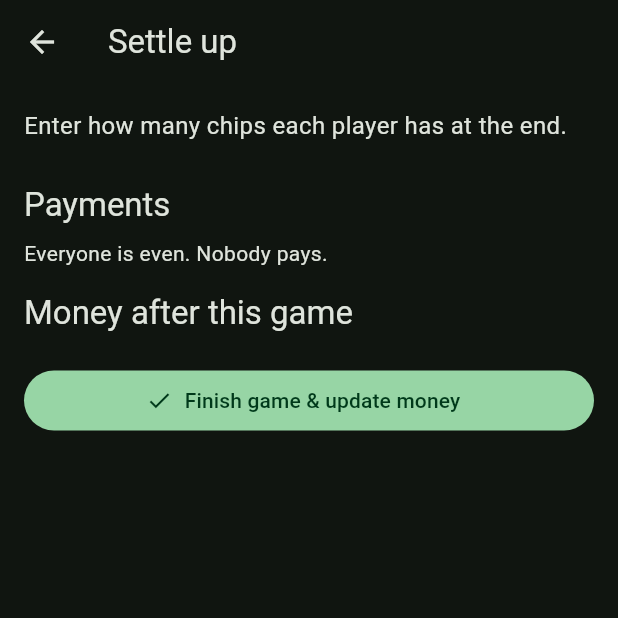
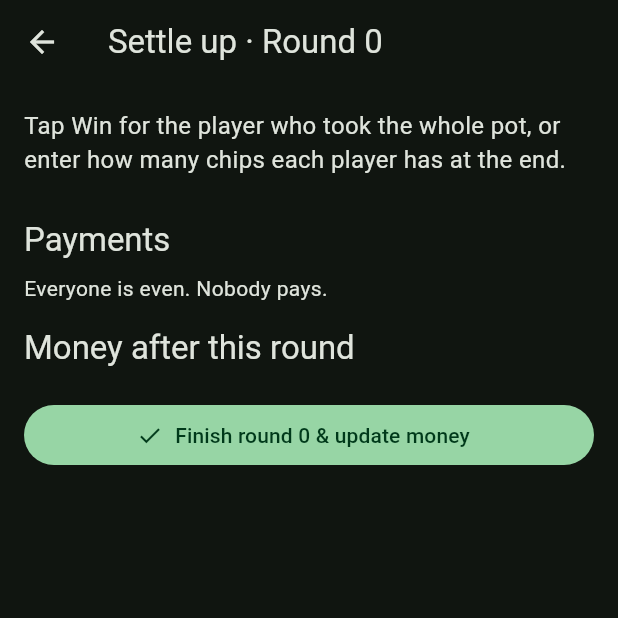
Before and after one commit to liorcg/Poker-app, a Flutter app: the SettleScreen screen opened directly with empty values, on a phone screen of 412 x 824 dp, the top half of it. Run offline on Flutter 3.47's test engine with Material 3 defaults, Android fonts, the phone set to English and light mode, and no system bars; our stand-ins replace shared_preferences; accounts and stored records are empty.

Commit message:
Add Win button in Settle up and number each round
Win gives the chosen player the whole pot and everyone else zero chips.
The round number shows on the main screen and Settle up, and goes up
each time a round is finished.

Co-Authored-By: Claude Opus 5.5 (1M context) <noreply@anthropic.com>
Claude-Session: https://claude.ai/code/session_01XdvDAcBXAxTFY3zsVwP3ZV

```diff
--- a/lib/main.dart
+++ b/lib/main.dart
@@ -61,6 +61,7 @@ class _GameScreenState extends State<GameScreen> {
   final List<Player> _players = [];
   int _defaultBuyIn = 100;
   int _startingMoney = 1000;
+  int _round = 1;
 
   int get _pot => _players.fold(0, (s, p) => s + p.buyIn);
 
@@ -78,6 +79,7 @@ class _GameScreenState extends State<GameScreen> {
     setState(() {
       _defaultBuyIn = data['defaultBuyIn'] as int? ?? 100;
       _startingMoney = data['startingMoney'] as int? ?? 1000;
+      _round = data['round'] as int? ?? 1;
       _players
         ..clear()
         ..addAll((data['players'] as List)
@@ -93,6 +95,7 @@ class _GameScreenState extends State<GameScreen> {
         jsonEncode({
           'defaultBuyIn': _defaultBuyIn,
           'startingMoney': _startingMoney,
+          'round': _round,
           'players': _players.map((p) => p.toJson()).toList(),
         }));
   }
@@ -235,6 +238,7 @@ class _GameScreenState extends State<GameScreen> {
         p.buyIn = _defaultBuyIn;
         p.cashOut = null;
       }
+      _round++;
     });
   }
 
@@ -258,6 +262,7 @@ class _GameScreenState extends State<GameScreen> {
     );
     if (ok == null) return;
     _update(() {
+      _round = 1;
       if (ok) {
         for (final p in _players) {
           p.buyIn = _defaultBuyIn;
@@ -301,6 +306,11 @@ class _GameScreenState extends State<GameScreen> {
               color: scheme.primaryContainer,
               borderRadius: BorderRadius.circular(20)),
           child: Column(children: [
+            Text('Round $_round',
+                style: TextStyle(
+                    fontSize: 18,
+                    fontWeight: FontWeight.w600,
+                    color: scheme.onPrimaryContainer)),
             Text('Total in the pot',
                 style: TextStyle(color: scheme.onPrimaryContainer)),
             Text('$_pot',
@@ -363,6 +373,7 @@ class _GameScreenState extends State<GameScreen> {
                               MaterialPageRoute(
                                   builder: (_) => SettleScreen(
                                       players: _players,
+                                      round: _round,
                                       onChanged: _save,
                                       onFinish: _finishRound)));
                           setState(() {});
@@ -383,10 +394,12 @@ class SettleScreen extends StatefulWidget {
   final List<Player> players;
   final VoidCallback onChanged;
   final VoidCallback onFinish;
+  final int round;
 
   const SettleScreen(
       {super.key,
       required this.players,
+      required this.round,
       required this.onChanged,
       required this.onFinish});
 
@@ -421,9 +434,11 @@ class _SettleScreenState extends State<SettleScreen> {
         : <Transfer>[];
 
     return Scaffold(
-      appBar: AppBar(title: const Text('Settle up')),
+      appBar: AppBar(title: Text('Settle up · Round ${widget.round}')),
       body: ListView(padding: const EdgeInsets.all(16), children: [
-        const Text('Enter how many chips each player has at the end.',
+        const Text(
+            'Tap Win for the player who took the whole pot, '
+            'or enter how many chips each player has at the end.',
             style: TextStyle(fontSize: 16)),
         const SizedBox(height: 12),
         for (final p in players)
@@ -453,6 +468,11 @@ class _SettleScreenState extends State<SettleScreen> {
                     widget.onChanged();
                   },
                 ),
+              ),
+              const SizedBox(width: 8),
+              FilledButton(
+                onPressed: () => _win(p),
+                child: const Text('Win'),
               ),
             ]),
           ),
@@ -486,7 +506,7 @@ class _SettleScreenState extends State<SettleScreen> {
               ),
             ),
           const SizedBox(height: 16),
-          Text('Money after this game',
+          Text('Money after this round',
               style: Theme.of(context).textTheme.titleLarge),
           const SizedBox(height: 8),
           for (final p in players)
@@ -502,21 +522,33 @@ class _SettleScreenState extends State<SettleScreen> {
           FilledButton.icon(
             onPressed: () => _confirmFinish(context),
             icon: const Icon(Icons.check),
-            label: const Text('Finish game & update money'),
+            label: Text('Finish round ${widget.round} & update money'),
           ),
         ],
       ]),
     );
   }
 
+  /// Gives the whole pot to [winner]; everyone else ends with nothing.
+  void _win(Player winner) {
+    final pot = widget.players.fold(0, (s, p) => s + p.buyIn);
+    setState(() {
+      for (final p in widget.players) {
+        p.cashOut = identical(p, winner) ? pot : 0;
+        _ctrls[p]!.text = '${p.cashOut}';
+      }
+    });
+    widget.onChanged();
+  }
+
   Future<void> _confirmFinish(BuildContext context) async {
     final ok = await showDialog<bool>(
       context: context,
       builder: (ctx) => AlertDialog(
-        title: const Text('Finish this game?'),
+        title: Text('Finish round ${widget.round}?'),
         content: const Text(
             'Wins are added and losses are taken from each player\'s money. '
-            'Buy-ins reset for the next game.'),
+            'Buy-ins reset for the next round.'),
         actions: [
           TextButton(
               onPressed: () => Navigator.pop(ctx), child: const Text('Cancel')),
```
